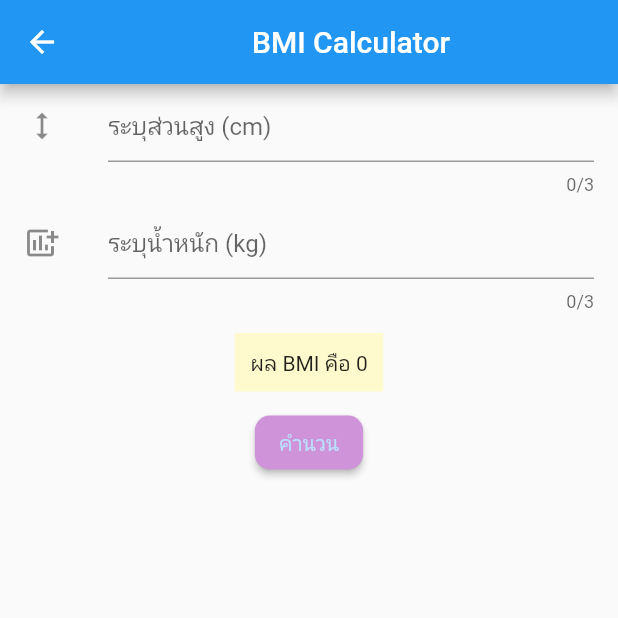
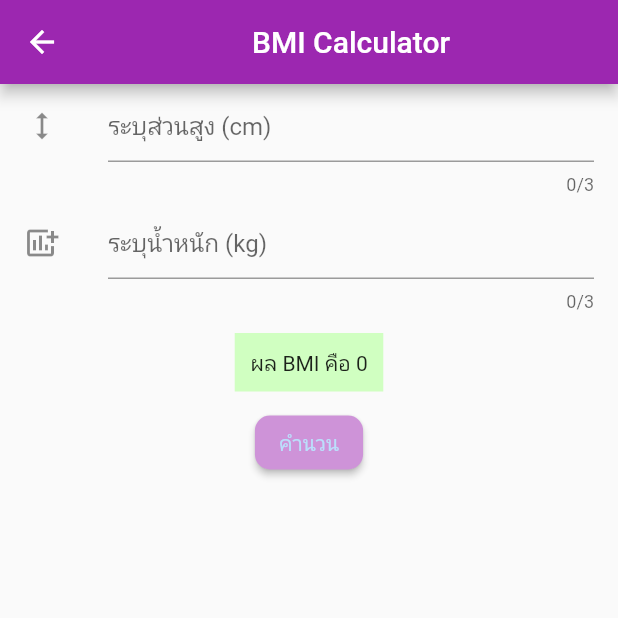
Before and after one commit to Kanyarat68/Lab4BMI-BodyFatApp_110, a Flutter app: the screen it shows after launch, after a tap on "เริ่มต้นใช้งาน", on a phone screen of 412 x 824 dp, the top half of it. Run offline on Flutter 3.47's test engine with Material 2 defaults, Android fonts, the phone set to English and light mode, and no system bars.

Commit message:
first commit

```diff
--- a/lib/main.dart
+++ b/lib/main.dart
@@ -14,7 +14,7 @@ class MyApp extends StatelessWidget {
     return MaterialApp(
       title: 'Flutter Demo',
       theme: ThemeData(
-        primarySwatch: Colors.blue,
+        primarySwatch: Colors.purple,
       ),
       home: const HomePage(),
     );
--- a/lib/pages/bmi_main.dart
+++ b/lib/pages/bmi_main.dart
@@ -39,7 +39,7 @@ class _BmimainState extends State<Bmimain> {
               Padding(
                 padding: const EdgeInsets.only(top: 10),
                 child: Container(
-                  color: Color.fromRGBO(255, 250, 205, 10),
+                  color: Color.fromARGB(246, 206, 255, 191),
                   child: Padding(
                     padding: const EdgeInsets.only(top: 10, bottom: 10),
                     child: Text('   ผล BMI คือ $_result   ',
@@ -135,7 +135,7 @@ class _BmimainState extends State<Bmimain> {
                       child: Container(
                         width: 300,
                         height: 170,
-                        color: Color.fromRGBO(255, 245, 238, 10),
+                        color: Color.fromARGB(246, 240, 191, 232),
                         child: Padding(
                           padding: const EdgeInsets.only(top: 10, bottom: 10),
                           child: Column(
@@ -160,7 +160,7 @@ class _BmimainState extends State<Bmimain> {
                           Navigator.pop(context);
                         },
                         child: Text('ปิด',),
-                        color: Colors.red[600],
+                        color: Colors.red[700],
                       ),
                     ],
                   );
--- a/lib/pages/home.dart
+++ b/lib/pages/home.dart
@@ -80,7 +80,7 @@ class _HomePageState extends State<HomePage> {
           'แอปพลิเคชันคำนวณ BMI',
           style: TextStyle(
             fontSize: 24,
-            color: Colors.black,
+            color: Colors.purple,
           ),
         ),
       ],
@@ -96,20 +96,20 @@ class _HomePageState extends State<HomePage> {
           icon: const Icon(Icons.help),
           label: const Text('ความช่วยเหลือ'),
           style: ButtonStyle(
-            foregroundColor: MaterialStateProperty.all(Colors.white),
+            foregroundColor: MaterialStateProperty.all(Colors.lime),
           ),
         ),
         Container(
           width: 2,
           height: 20,
-          color: Colors.white,
+          color: Colors.yellow,
         ),
         TextButton.icon(
           onPressed: () {},
           icon: const Icon(Icons.info),
           label: const Text('เกี่ยวกับแอป'),
           style: ButtonStyle(
-            foregroundColor: MaterialStateProperty.all(Colors.white),
+            foregroundColor: MaterialStateProperty.all(Colors.lime),
           ),
         ),
       ],
```
